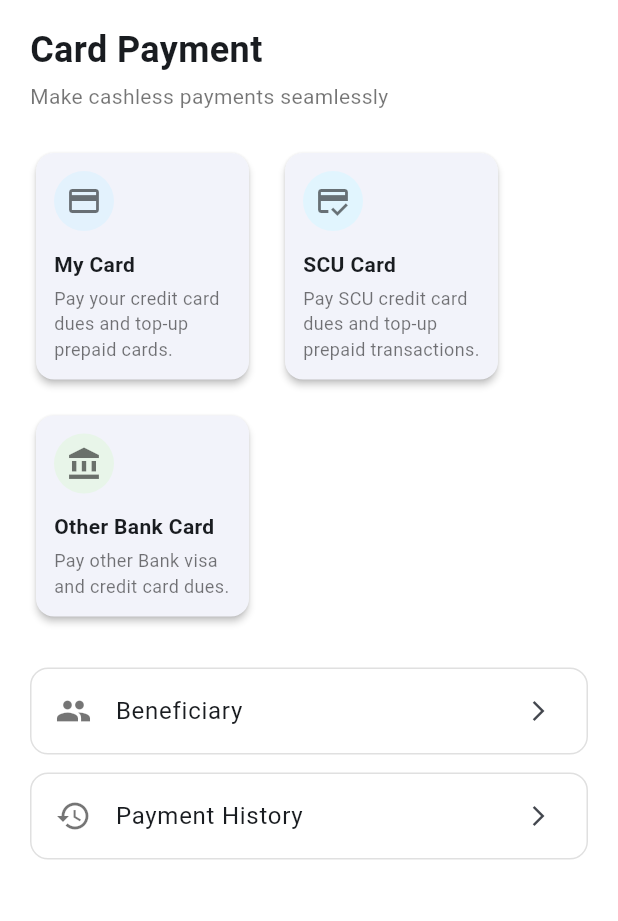
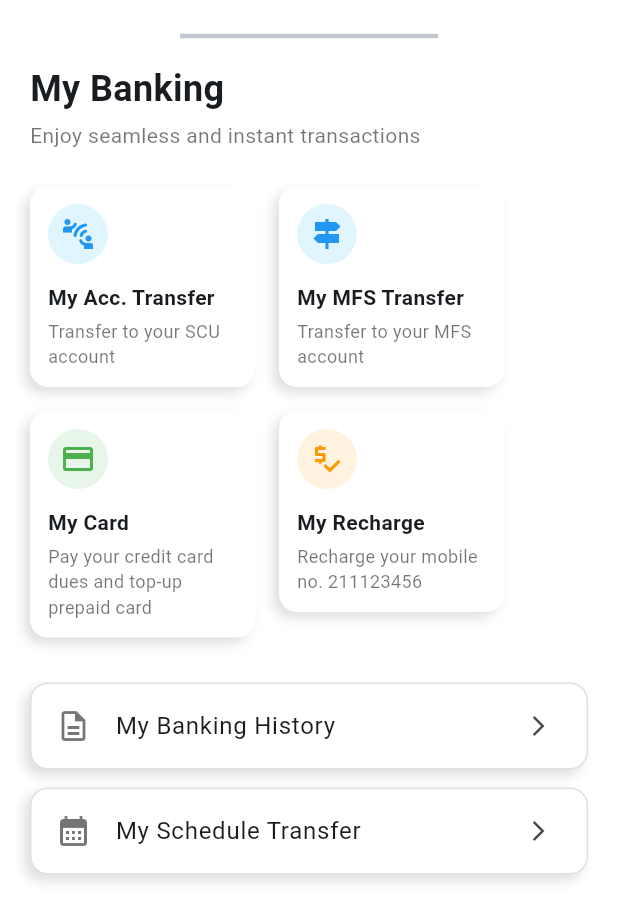
Before and after one commit to Masfiqun/Banking-System, a Flutter app: the MyBankingPage screen opened directly, on a phone screen of 412 x 824 dp. Shown: the top 921 px of the screen. Run offline on Flutter 3.47's test engine with Material 3 defaults, Android fonts, the phone set to English and light mode, and no system bars.

Commit message:
banking page

```diff
--- a/lib/Pages/banking_page.dart
+++ b/lib/Pages/banking_page.dart
@@ -10,19 +10,23 @@ class MyBankingPage extends StatelessWidget {
     return Scaffold(
       backgroundColor: Colors.white,
       body: SafeArea(
-        child: Padding(
+        child: ListView(
+          controller: scrollController, // ✅ Use the passed controller here
           padding: const EdgeInsets.symmetric(horizontal: 20.0, vertical: 16),
-          child: Column(
-            crossAxisAlignment: CrossAxisAlignment.start,
           children: [
-              // Title
+            const Divider(
+              indent: 100,
+              endIndent: 100,
+              thickness: 3,
+            ),
+            const SizedBox(height: 10,),
             const Text(
-                'Card Payment',
+              'My Banking',
               style: TextStyle(fontSize: 24, fontWeight: FontWeight.bold),
             ),
             const SizedBox(height: 4),
             const Text(
-                'Make cashless payments seamlessly',
+              'Enjoy seamless and instant transactions',
               style: TextStyle(fontSize: 14, color: Colors.black54),
             ),
             const SizedBox(height: 24),
@@ -33,34 +37,42 @@ class MyBankingPage extends StatelessWidget {
               runSpacing: 16,
               children: [
                 _buildCardOption(
+                  icon: Icons.connect_without_contact_rounded,
+                  title: 'My Acc. Transfer',
+                  subtitle: 'Transfer to your SCU account',
+                  color: Colors.lightBlue.shade50,
+                  icolor: Colors.blue,
+                ),
+                _buildCardOption(
+                  icon: Icons.signpost_rounded,
+                  title: 'My MFS Transfer',
+                  subtitle: 'Transfer to your MFS account',
+                  color: Colors.lightBlue.shade50,
+                  icolor: Colors.blue,
+                ),
+                _buildCardOption(
                   icon: Icons.credit_card,
                   title: 'My Card',
-                    subtitle: 'Pay your credit card dues and top-up prepaid cards.',
-                    color: Colors.blue[50]!,
+                  subtitle: 'Pay your credit card dues and top-up prepaid card',
+                  color: Colors.green.shade50,
+                  icolor: Colors.green,
                 ),
                 _buildCardOption(
-                    icon: Icons.credit_score,
-                    title: 'SCU Card',
-                    subtitle: 'Pay SCU credit card dues and top-up prepaid transactions.',
-                    color: Colors.lightBlue[50]!,
-                  ),
-                  _buildCardOption(
-                    icon: Icons.account_balance,
-                    title: 'Other Bank Card',
-                    subtitle: 'Pay other Bank visa and credit card dues.',
-                    color: Colors.green[50]!,
+                  icon: Icons.price_check_outlined,
+                  title: 'My Recharge',
+                  subtitle: 'Recharge your mobile no. 211123456',
+                  color: Colors.orange.shade50,
+                  icolor: Colors.orange,
                 ),
               ],
             ),
 
             const SizedBox(height: 30),
 
-              // List Buttons
-              _buildListTile(icon: Icons.group, text: 'Beneficiary'),
+            _buildListTile(icon: Icons.description_outlined, text: 'My Banking History'),
             const SizedBox(height: 12),
-              _buildListTile(icon: Icons.history, text: 'Payment History'),
+            _buildListTile(icon: Icons.calendar_month, text: 'My Schedule Transfer'),
           ],
-          ),
         ),
       ),
     );
@@ -71,12 +83,22 @@ class MyBankingPage extends StatelessWidget {
     required String title,
     required String subtitle,
     required Color color,
+    required Color icolor,
   }) {
     return SizedBox(
       width: 150,
-      child: Card(
-        shape: RoundedRectangleBorder(borderRadius: BorderRadius.circular(12)),
-        elevation: 2,
+      child: Container(
+        decoration: BoxDecoration(
+          color: Colors.white,
+          borderRadius: BorderRadius.circular(12),
+          boxShadow: [
+            BoxShadow(
+              color: Colors.black12,
+              offset: const Offset(-4, 4), // 👈 left-tilted shadow
+              blurRadius: 6,
+            ),
+          ],
+        ),
         child: Padding(
           padding: const EdgeInsets.all(12.0),
           child: Column(
@@ -84,7 +106,7 @@ class MyBankingPage extends StatelessWidget {
             children: [
               CircleAvatar(
                 backgroundColor: color,
-                child: Icon(icon, color: Colors.black54),
+                child: Icon(icon, color: icolor),
               ),
               const SizedBox(height: 12),
               Text(
@@ -106,8 +128,16 @@ class MyBankingPage extends StatelessWidget {
   Widget _buildListTile({required IconData icon, required String text}) {
     return Container(
       decoration: BoxDecoration(
+        color: Colors.white,
         borderRadius: BorderRadius.circular(12),
         border: Border.all(color: Colors.black12),
+        boxShadow: [
+          BoxShadow(
+            color: Colors.black12,
+            offset: const Offset(-4, 4),
+            blurRadius: 6
+          )
+        ]
       ),
       child: ListTile(
         leading: Icon(icon, color: Colors.black54),
--- a/lib/Pages/dashboard.dart
+++ b/lib/Pages/dashboard.dart
@@ -59,11 +59,7 @@ class _DashboardPageState extends State<DashboardPage> {
           backgroundColor: Colors.blue.shade800,
           currentIndex: _currentIndex,
           type: BottomNavigationBarType.fixed,
-          onTap: (index) {
-            setState(() {
-              _currentIndex = index;
-            });
-          },
+          onTap: _onTabTapped,
           items: const [
             BottomNavigationBarItem(icon: Icon(Icons.home), label: 'Home'),
             BottomNavigationBarItem(icon: Icon(Icons.account_balance), label: 'My Banking'),
--- a/lib/Pages/homepage.dart
+++ b/lib/Pages/homepage.dart
@@ -1,3 +1,4 @@
+import 'package:banking_system/Pages/cardPayment.dart';
 import 'package:banking_system/Utils/buttons.dart';
 import 'package:flutter/material.dart';
 
@@ -135,7 +136,9 @@ class _HomePageState extends State<HomePage> with SingleTickerProviderStateMixin
                   children: [
                     ActionButton(icon: Icons.send, label: "Fund Transfer", onPressed: () {}),
                     ActionButton(icon: Icons.receipt_long_rounded, label: "Pay Bill", onPressed: () {}),
-                    ActionButton(icon: Icons.credit_card, label: "Card Payment", onPressed: () {}),
+                    ActionButton(icon: Icons.credit_card, label: "Card Payment", onPressed: () {
+                      Navigator.push(context, MaterialPageRoute(builder: (context) => CardPayment()));
+                    }),
                     ActionButton(icon: Icons.add, label: "Add Money", onPressed: () {}),
                     ActionButton(icon: Icons.phone_android, label: "Recharge", onPressed: () {}),
                     ActionButton(icon: Icons.more_horiz, label: "More", onPressed: () {}),
```
Also changed, not shown: lib/Pages/cardPayment.dart (added, +125 -0 lines). Lines whose indentation alone changed are shown as unchanged.
